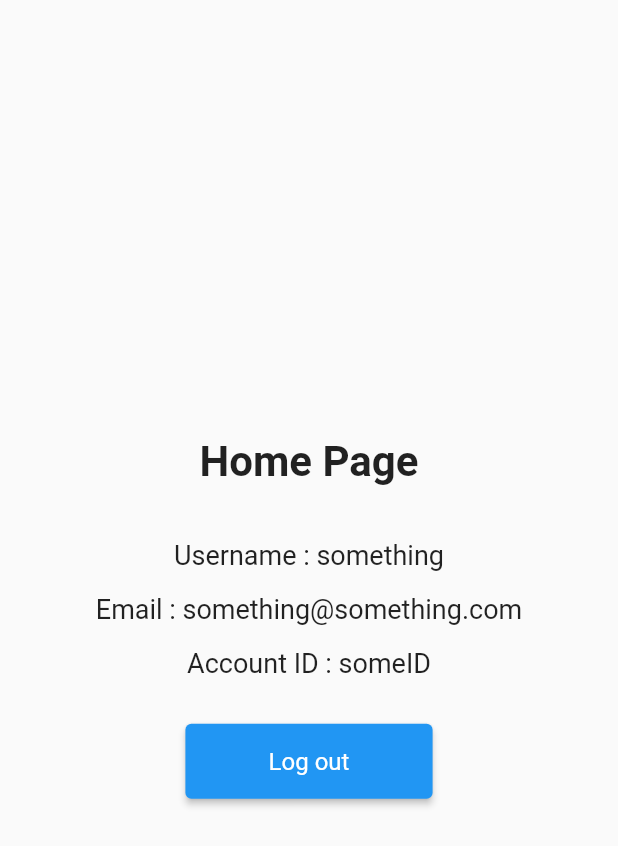
After one commit to Jackk-Doe/Basic_AUTH_with_Flutter_FastAPI, a Flutter app: the HomePage screen opened directly, after a tap on "Log out", on a phone screen of 412 x 824 dp. The commit adds this screen. Shown: the top 846 px of the screen. Run offline on Flutter 3.47's test engine with Material 2 defaults, Android fonts, the phone set to English and light mode, and no system bars.

Commit message:
Create : basic Home screen page

```diff
--- /dev/null
+++ b/client_app/lib/screens/home_screen.dart
@@ -0,0 +1,39 @@
+import 'package:client_app/widgets/widgets.dart';
+import 'package:flutter/material.dart';
+
+class HomePage extends StatelessWidget {
+  const HomePage({super.key});
+
+  void _logOut() {
+    // TODO : LogOut account
+  }
+
+  @override
+  Widget build(BuildContext context) {
+    return Scaffold(
+      body: Center(
+        child: Column(
+          mainAxisAlignment: MainAxisAlignment.center,
+          children: [
+            const Text("Home Page", style: TextStyle(fontSize: 28, fontWeight: FontWeight.bold)),
+            const SizedBox(height: 35),
+
+            const Text("Username : something", style: TextStyle(fontSize: 18)),
+            const SizedBox(height: 15),
+
+            const Text("Email : something@something.com", style: TextStyle(fontSize: 18)),
+            const SizedBox(height: 15),
+
+            const Text("Account ID : someID", style: TextStyle(fontSize: 18)),
+            const SizedBox(height: 30),
+
+            CustomElevatedButton(
+              onPressfunc: _logOut,
+              buttonText: "Log out",
+            ),
+          ],
+        ),
+      ),
+    );
+  }
+}
--- a/client_app/lib/screens/screens.dart
+++ b/client_app/lib/screens/screens.dart
@@ -1,2 +1,3 @@
 export 'signup_screen.dart';
 export 'signin_screen.dart';
+export 'home_screen.dart';
```
